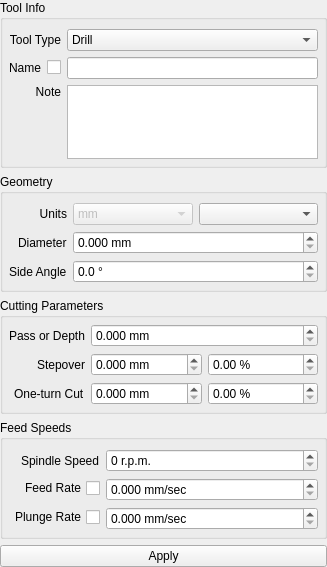
This is static_libs/tooldatabase/tooleditform.ui in XRay3D/GERBER_X3 as Qt 5 draws it before an edit. The edited form follows.
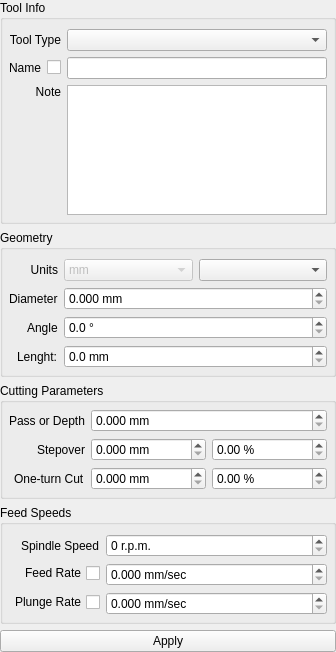
This is the edited form. Custom widgets are drawn as their Qt base class.

```diff
--- a/static_libs/tooldatabase/tooleditform.ui
+++ b/static_libs/tooldatabase/tooleditform.ui
@@ -6,8 +6,8 @@
    <rect>
     <x>0</x>
     <y>0</y>
-    <width>327</width>
-    <height>567</height>
+    <width>336</width>
+    <height>652</height>
    </rect>
   </property>
   <property name="sizePolicy">
@@ -53,28 +53,8 @@
       <item row="0" column="1">
        <widget class="QComboBox" name="cbxToolType">
         <property name="currentIndex">
-         <number>0</number>
+         <number>-1</number>
         </property>
-        <item>
-         <property name="text">
-          <string>Drill</string>
-         </property>
-        </item>
-        <item>
-         <property name="text">
-          <string>End Mill</string>
-         </property>
-        </item>
-        <item>
-         <property name="text">
-          <string>Engraver</string>
-         </property>
-        </item>
-        <item>
-         <property name="text">
-          <string>Laser</string>
-         </property>
-        </item>
        </widget>
       </item>
       <item row="1" column="0">
@@ -266,7 +246,7 @@
          <item row="2" column="0">
           <widget class="QLabel" name="sideAngleLabel">
            <property name="text">
-            <string>Side Angle</string>
+            <string>Angle</string>
            </property>
           </widget>
          </item>
@@ -283,6 +263,29 @@
            </property>
           </widget>
          </item>
+         <item row="3" column="0">
+          <widget class="QLabel" name="label">
+           <property name="text">
+            <string>Lenght:</string>
+           </property>
+          </widget>
+         </item>
+         <item row="3" column="1">
+          <widget class="DoubleSpinBox" name="dsbxLenght">
+           <property name="suffix">
+            <string> mm</string>
+           </property>
+           <property name="decimals">
+            <number>1</number>
+           </property>
+           <property name="maximum">
+            <double>100.000000000000000</double>
+           </property>
+           <property name="singleStep">
+            <double>0.500000000000000</double>
+           </property>
+          </widget>
+         </item>
         </layout>
        </widget>
       </item>
```
